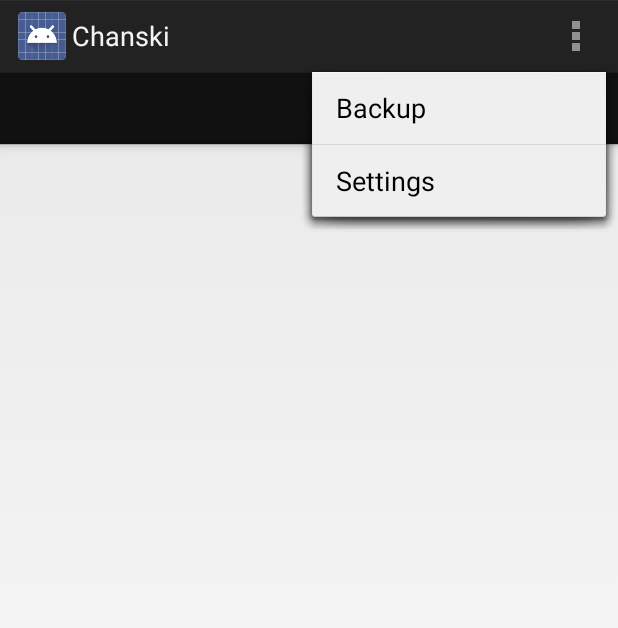
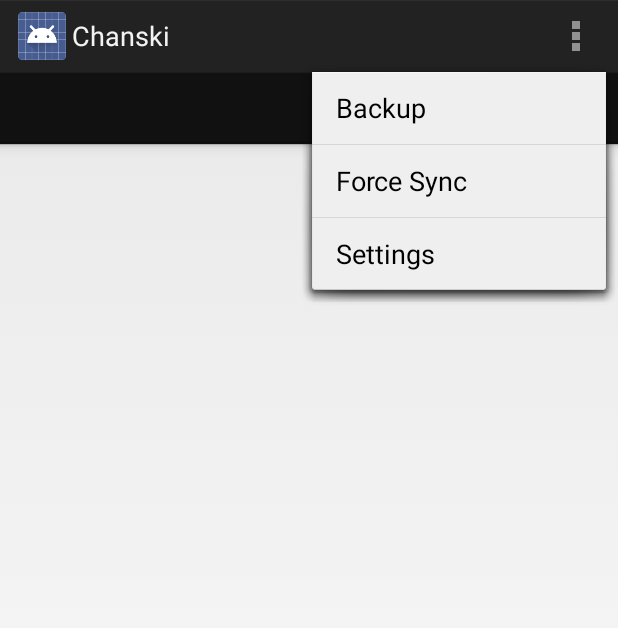
Before and after one commit to chani3/chanski, an Android app: the screen it shows after launch (MainActivity), with the options menu open, on a phone screen of 412 x 824 dp. Shown: the top 628 px of the screen. Run offline under Robolectric (Android 15) with nearby library versions, the phone set to English and light mode, and no system bars; 2 statements that could not run were skipped.

Commit message:
'force sync' button for debugging.

```diff
--- a/app/src/main/res/menu/main.xml
+++ b/app/src/main/res/menu/main.xml
@@ -9,4 +9,6 @@
 
     <item android:id="@+id/action_backup"
         android:title="@string/action_backup" />
+    <item android:id="@+id/action_force_sync"
+        android:title="@string/action_force_sync" />
 </menu>
--- a/app/src/main/res/values/strings.xml
+++ b/app/src/main/res/values/strings.xml
@@ -10,6 +10,7 @@
     <string name="backup_success">Backup complete!</string>
     <string name="backup_fail">Backup failed. :(</string>
     <string name="action_share">Share...</string>
+    <string name="action_force_sync">Force Sync</string>
 
 
     <string-array name="journal_modes_display">
```
Also changed, not shown: app/src/main/java/ca/chani/chanski/MainActivity.java (+10 -0 lines).
